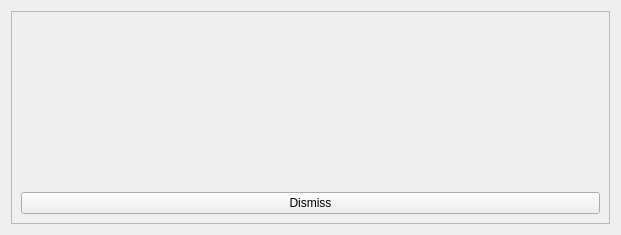
This is atlas/ui/notifications/NotificationMessage.ui in KJNeko/Atlas as Qt 5 draws it before an edit. The edited form follows.
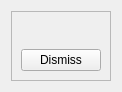
This is the edited form.

Commit message: Complete notification system

```diff
--- a/atlas/ui/notifications/NotificationMessage.ui
+++ b/atlas/ui/notifications/NotificationMessage.ui
@@ -6,12 +6,12 @@
    <rect>
     <x>0</x>
     <y>0</y>
-    <width>621</width>
-    <height>235</height>
+    <width>112</width>
+    <height>92</height>
    </rect>
   </property>
   <property name="sizePolicy">
-   <sizepolicy hsizetype="Minimum" vsizetype="Preferred">
+   <sizepolicy hsizetype="Expanding" vsizetype="Preferred">
     <horstretch>0</horstretch>
     <verstretch>0</verstretch>
    </sizepolicy>
```
The commit also changes 5 other files.
